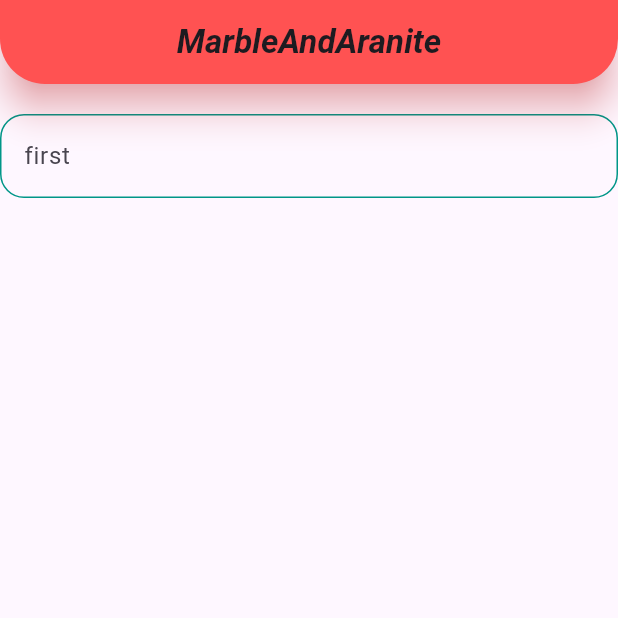
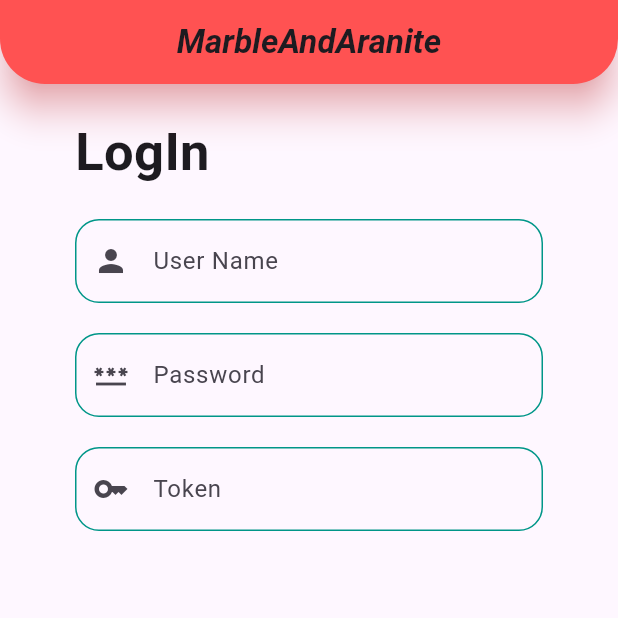
Before and after one commit to mahmoudelshihk204-cell/marble_and_granite_app, a Flutter app: the screen it shows after launch, on a phone screen of 412 x 824 dp, the top half of it. Run offline on Flutter 3.47's test engine with Material 3 defaults, Android fonts, the light colour scheme and no system bars; Roboto replaces fonts that are missing (Tuffy).

Commit message:
add icon to the text feild

```diff
--- a/lib/Widgets/custom_text_feild.dart
+++ b/lib/Widgets/custom_text_feild.dart
@@ -6,16 +6,18 @@ class CustomTextField extends StatelessWidget {
     super.key,
     required this.hint,
     this.maxLines = 1,
-    this.onSaved, this.onChange,
+    this.onSaved, this.onChange, required this.icon,
   });
 
   final String hint;
   final int maxLines;
   final void Function(String?)? onSaved;
   final Function(String)? onChange;
+  final IconData icon;
   @override
   Widget build(BuildContext context) {
     return TextFormField(
+
       onChanged: onChange,
       onSaved: onSaved,
       validator: (value) {
@@ -28,6 +30,7 @@ class CustomTextField extends StatelessWidget {
       cursorColor: kIconColor,
       maxLines: maxLines,
       decoration: InputDecoration(
+        prefixIcon: Icon(icon),
         hintText: hint,
         border: buildBorder(),
         enabledBorder: buildBorder(kIconColor),
--- a/lib/pages/login_page.dart
+++ b/lib/pages/login_page.dart
@@ -1,6 +1,5 @@
 import 'package:flutter/material.dart';
 import 'package:marble_and_granite/Widgets/custom_text_feild.dart';
-
 
 class LoginPage extends StatelessWidget {
   const LoginPage({super.key});
@@ -27,13 +26,27 @@ class LoginPage extends StatelessWidget {
           ),
         ),
       ),
-      body: ListView(
-        children: [
-          SizedBox(height: 20,),
-          CustomTextField(hint: 'first')
-
-        ],
-
+      body: Padding(
+        padding: const EdgeInsets.symmetric(horizontal: 50),
+        child: ListView(
+          children: [
+            SizedBox(height: 20),
+            Text(
+              'LogIn',
+              style: TextStyle(
+                fontFamily: 'Tuffy',
+                fontSize: 35,
+                fontWeight: FontWeight.bold,
+              ),
+            ),
+            SizedBox(height: 20),
+            CustomTextField(hint: 'User Name' ,icon: Icons.person,),
+            SizedBox(height: 20),
+            CustomTextField(hint: 'Password',icon: Icons.password, ),
+            SizedBox(height: 20),
+            CustomTextField(hint: 'Token',icon: Icons.key,),
+          ],
+        ),
       ),
     );
   }
```
